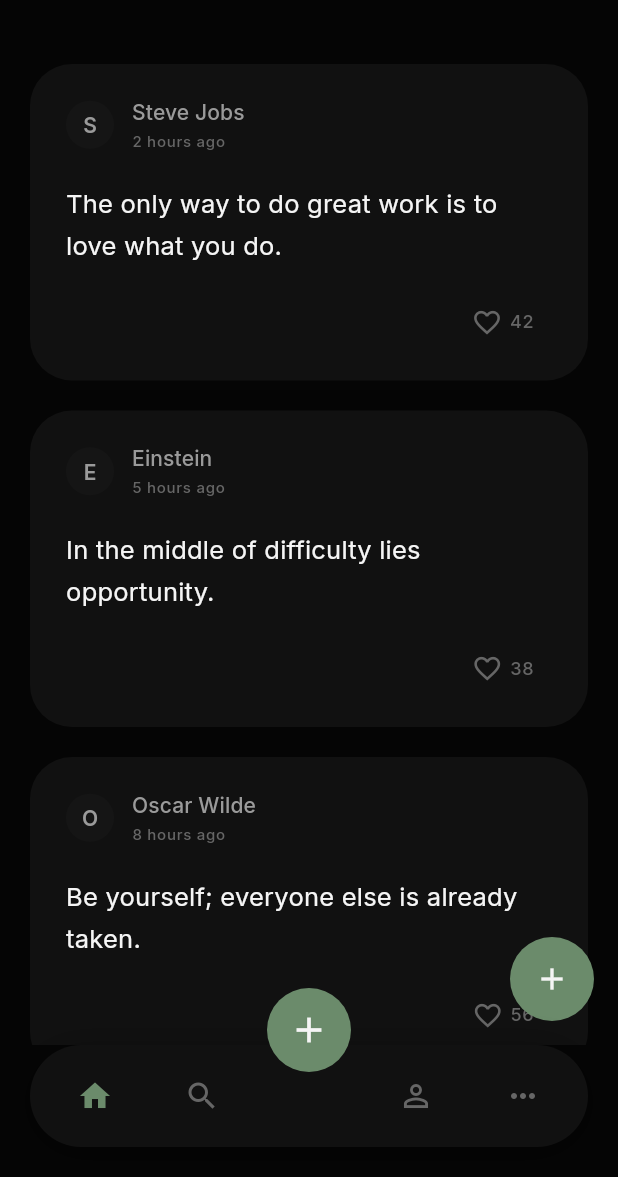
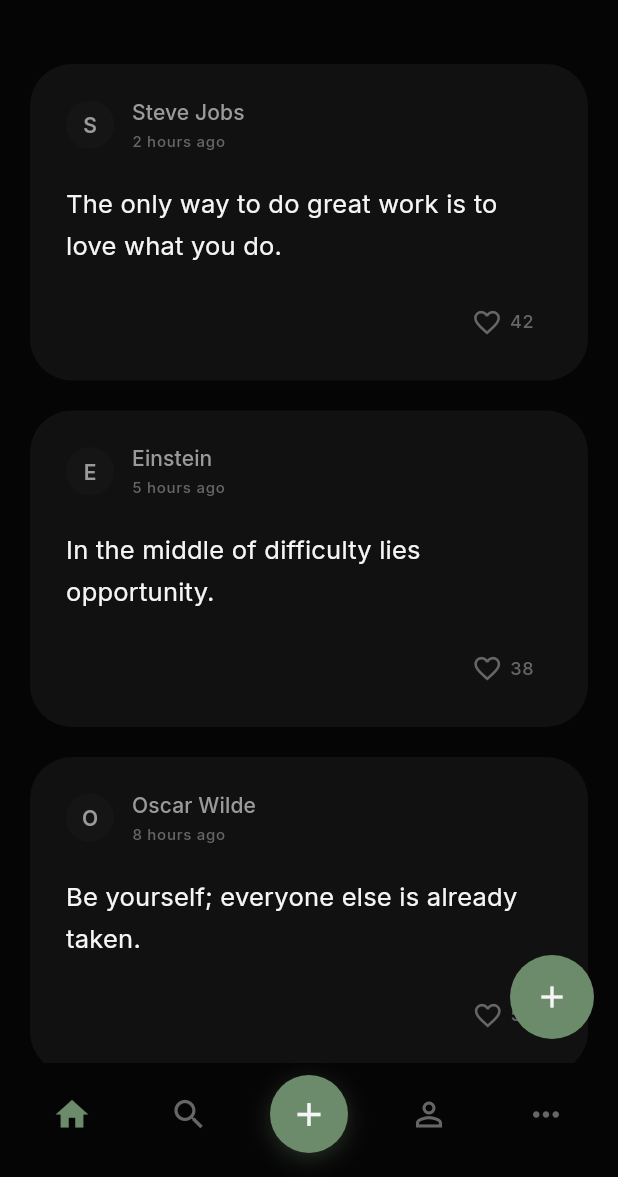
Before and after one commit to vrvsza/thought-drop, a Flutter app: the screen it shows after launch, on a phone screen of 412 x 824 dp, the part 59-1236 px from its top. Run offline on Flutter 3.47's test engine with Material 3 defaults, Android fonts, the phone set to English and light mode, and no system bars; drawn by our look-alikes of flutter_animate; our stand-ins replace flutter_riverpod, google_fonts, shared_preferences.

Commit message:
Clean code: Fix deprecated APIs for Flutter 3.24+
- CardTheme → CardThemeData (correct for Flutter 3.24+)
- Clean floating nav without deprecated APIs
- Simplified bottom navigation structure
- Compatible with latest stable Flutter

```diff
--- a/lib/core/theme/app_theme.dart
+++ b/lib/core/theme/app_theme.dart
@@ -66,7 +66,7 @@ class AppTheme {
         ),
         iconTheme: const IconThemeData(color: AppColors.textPrimary),
       ),
-      cardTheme: CardTheme(
+      cardTheme: CardThemeData(
         color: AppColors.surface,
         elevation: 0,
         shape: RoundedRectangleBorder(
--- a/lib/presentation/pages/home_page.dart
+++ b/lib/presentation/pages/home_page.dart
@@ -1,5 +1,6 @@
 import 'package:flutter/material.dart';
 import 'package:flutter_riverpod/flutter_riverpod.dart';
+import 'package:google_fonts/google_fonts.dart';
 import '../../core/theme/app_theme.dart';
 import 'feed/feed_page.dart';
 import 'profile/profile_page.dart';
@@ -22,82 +23,76 @@ class HomePage extends ConsumerWidget {
           ProfilePage(),
         ],
       ),
-      // Floating dark navigation dock
-      bottomNavigationBar: Container(
-        margin: const EdgeInsets.fromLTRB(20, 0, 20, 20),
-        child: Container(
-          height: 68,
-          decoration: BoxDecoration(
-            color: AppColors.surface,
-            borderRadius: BorderRadius.circular(34),
-            boxShadow: [
-              BoxShadow(
-                color: Colors.black.withOpacity(0.3),
-                blurRadius: 20,
-                offset: const Offset(0, 4),
+      bottomNavigationBar: _FloatingNavDock(
+        currentIndex: currentIndex,
+        onTap: (index) => ref.read(_currentIndexProvider.notifier).state = index,
+        onCreateTap: () {
+          // Navigate to create quote - will be implemented
+        },
       ),
-            ],
+    );
+  }
+}
+
+class _FloatingNavDock extends StatelessWidget {
+  final int currentIndex;
+  final Function(int) onTap;
+  final VoidCallback onCreateTap;
+
+  const _FloatingNavDock({
+    required this.currentIndex,
+    required this.onTap,
+    required this.onCreateTap,
+  });
+
+  @override
+  Widget build(BuildContext context) {
+    return SafeArea(
+      child: Padding(
+        padding: const EdgeInsets.fromLTRB(24, 8, 24, 16),
+        child: Row(
+          mainAxisAlignment: MainAxisAlignment.spaceBetween,
+          children: [
+            // Home button
+            _NavIcon(
+              icon: currentIndex == 0 ? Icons.home : Icons.home_outlined,
+              isSelected: currentIndex == 0,
+              onTap: () => onTap(0),
             ),
-          child: Row(
-            mainAxisAlignment: MainAxisAlignment.spaceEvenly,
-            children: [
-              _NavItem(
-                icon: Icons.home_outlined,
-                activeIcon: Icons.home,
-                label: 'Home',
-                isSelected: currentIndex == 0,
-                onTap: () => ref.read(_currentIndexProvider.notifier).state = 0,
-              ),
-              _NavItem(
+            // Explore button
+            _NavIcon(
               icon: Icons.search_outlined,
-                label: 'Explore',
-                isSelected: currentIndex == 1,
+              isSelected: false,
               onTap: () {},
             ),
-              const SizedBox(width: 56), // Space for centered button
-              _NavItem(
-                icon: Icons.person_outline,
-                activeIcon: Icons.person,
-                label: 'Profile',
-                isSelected: currentIndex == 2,
-                onTap: () => ref.read(_currentIndexProvider.notifier).state = 2,
+            // Create button (centered, raised)
+            _CreateButton(onTap: onCreateTap),
+            // Profile button
+            _NavIcon(
+              icon: currentIndex == 1 ? Icons.person : Icons.person_outline,
+              isSelected: currentIndex == 1,
+              onTap: () => onTap(1),
             ),
-              _NavItem(
+            // More button
+            _NavIcon(
               icon: Icons.more_horiz,
-                label: 'More',
               isSelected: false,
               onTap: () {},
             ),
           ],
         ),
       ),
-      ),
-      floatingActionButton: Padding(
-        padding: const EdgeInsets.only(bottom: 20),
-        child: FloatingActionButton(
-          onPressed: () {},
-          backgroundColor: AppColors.accent,
-          elevation: 0,
-          shape: const CircleBorder(),
-          child: Icon(Icons.add, color: AppColors.textPrimary, size: 28),
-        ),
-      ),
-      floatingActionButtonLocation: FloatingActionButtonLocation.centerDocked,
     );
   }
 }
 
-class _NavItem extends StatelessWidget {
+class _NavIcon extends StatelessWidget {
   final IconData icon;
-  final IconData? activeIcon;
-  final String label;
   final bool isSelected;
   final VoidCallback onTap;
 
-  const _NavItem({
+  const _NavIcon({
     required this.icon,
-    this.activeIcon,
-    required this.label,
     required this.isSelected,
     required this.onTap,
   });
@@ -107,15 +102,49 @@ class _NavItem extends StatelessWidget {
     return GestureDetector(
       onTap: onTap,
       behavior: HitTestBehavior.opaque,
-      child: AnimatedContainer(
-        duration: const Duration(milliseconds: 200),
-        padding: const EdgeInsets.symmetric(horizontal: 16, vertical: 8),
+      child: Container(
+        width: 48,
+        height: 48,
+        alignment: Alignment.center,
         child: Icon(
-          isSelected ? (activeIcon ?? icon) : icon,
-          size: 24,
+          icon,
+          size: 26,
           color: isSelected ? AppColors.accent : AppColors.textTertiary,
         ),
       ),
     );
   }
 }
+
+class _CreateButton extends StatelessWidget {
+  final VoidCallback onTap;
+
+  const _CreateButton({required this.onTap});
+
+  @override
+  Widget build(BuildContext context) {
+    return GestureDetector(
+      onTap: onTap,
+      child: Container(
+        width: 52,
+        height: 52,
+        decoration: BoxDecoration(
+          color: AppColors.accent,
+          shape: BoxShape.circle,
+          boxShadow: [
+            BoxShadow(
+              color: AppColors.accent.withOpacity(0.3),
+              blurRadius: 12,
+              offset: const Offset(0, 4),
+            ),
+          ],
+        ),
+        child: Icon(
+          Icons.add,
+          size: 26,
+          color: AppColors.textPrimary,
+        ),
+      ),
+    );
+  }
+}
```
Lines whose indentation alone changed are shown as unchanged.
